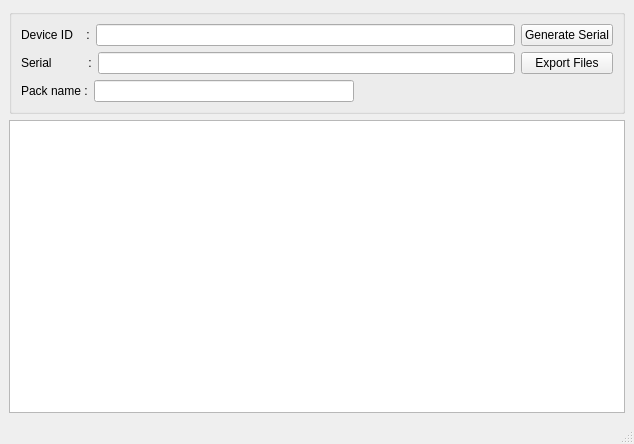
Old version of the form sgvcrypto.ui in the repository gakramx/SgvCrypto.
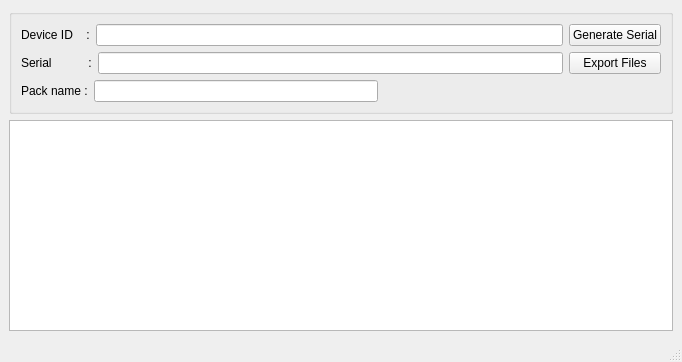
New version of the form.

Commit message: add progress bar and info labels to statusbar

```diff
--- a/sgvcrypto.ui
+++ b/sgvcrypto.ui
@@ -6,8 +6,8 @@
    <rect>
     <x>0</x>
     <y>0</y>
-    <width>634</width>
-    <height>444</height>
+    <width>682</width>
+    <height>362</height>
    </rect>
   </property>
   <property name="windowTitle">
```
Left out of the diff: 2 changed lines with no effect on the pictures. The commit also changes 2 other files.
